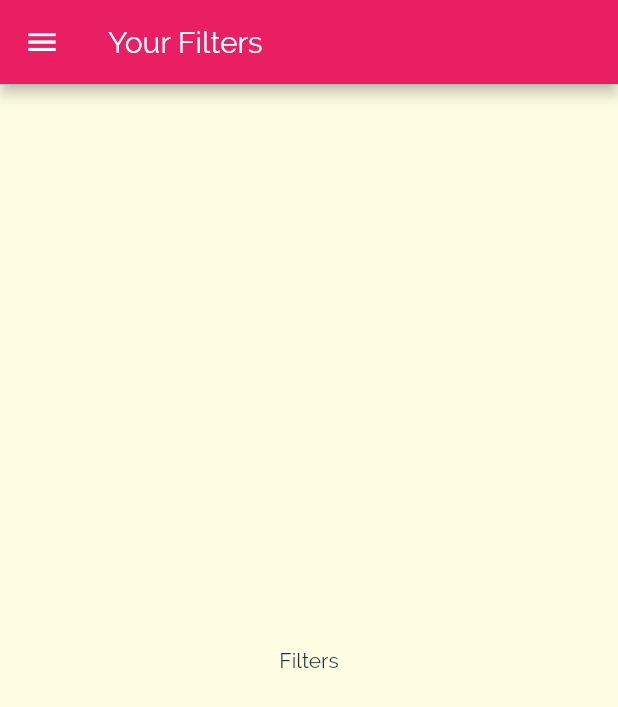
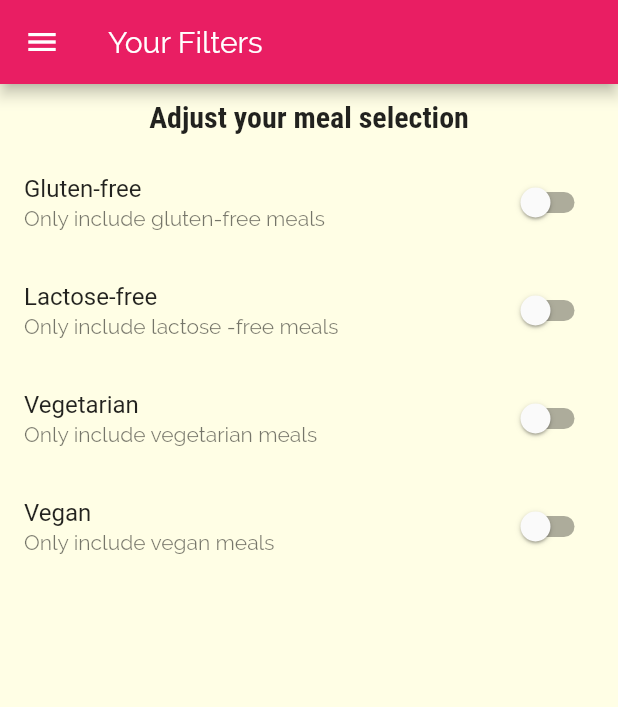
Before and after one commit to sanghaiakshay/meals_app, a Flutter app: the FiltersScreen screen opened by its route, on a phone screen of 412 x 824 dp. Shown: the top 707 px of the screen. Run offline on Flutter 3.47's test engine with Material 2 defaults, Android fonts, the phone set to English and light mode, and no system bars.

Commit message:
add filter switches

```diff
--- a/lib/screens/filters_screen.dart
+++ b/lib/screens/filters_screen.dart
@@ -1,8 +1,35 @@
 import 'package:flutter/material.dart';
 import 'package:meals_app/widgets/main_drawer.dart';
 
-class FiltersScreen extends StatelessWidget {
+class FiltersScreen extends StatefulWidget {
   static const routeName = '/filters';
+
+  @override
+  _FiltersScreenState createState() => _FiltersScreenState();
+}
+
+class _FiltersScreenState extends State<FiltersScreen> {
+  bool _glutenFree = false;
+  bool _vegetarian = false;
+  bool _vegan = false;
+  bool _lactoseFree = false;
+
+  Widget _buildSwitchListTile(
+    String title,
+    String description,
+    bool currentValue,
+    Function updateValue,
+  ) {
+    return SwitchListTile(
+      title: Text(title),
+      value: currentValue,
+      subtitle: Text(
+        description,
+      ),
+      onChanged: updateValue,
+    );
+  }
+
   @override
   Widget build(BuildContext context) {
     return Scaffold(
@@ -10,8 +37,70 @@ class FiltersScreen extends StatelessWidget {
       appBar: AppBar(
         title: Text('Your Filters'),
       ),
-      body: Center(
-        child: Text("Filters"),
+      body: Column(
+        children: [
+          Container(
+            padding: EdgeInsets.all(10),
+            child: Text(
+              "Adjust your meal selection",
+              style: Theme.of(context).textTheme.headline6,
+            ),
+          ),
+          Expanded(
+            child: ListView(
+              children: [
+                _buildSwitchListTile(
+                  'Gluten-free',
+                  'Only include gluten-free meals',
+                  _glutenFree,
+                  (newValue) {
+                    setState(
+                      () {
+                        _glutenFree = newValue;
+                      },
+                    );
+                  },
+                ),
+                _buildSwitchListTile(
+                  'Lactose-free',
+                  'Only include lactose -free meals',
+                  _lactoseFree,
+                  (newValue) {
+                    setState(
+                      () {
+                        _lactoseFree = newValue;
+                      },
+                    );
+                  },
+                ),
+                _buildSwitchListTile(
+                  'Vegetarian',
+                  'Only include vegetarian meals',
+                  _vegetarian,
+                  (newValue) {
+                    setState(
+                      () {
+                        _vegetarian = newValue;
+                      },
+                    );
+                  },
+                ),
+                _buildSwitchListTile(
+                  'Vegan',
+                  'Only include vegan meals',
+                  _vegan,
+                  (newValue) {
+                    setState(
+                      () {
+                        _vegan = newValue;
+                      },
+                    );
+                  },
+                ),
+              ],
+            ),
+          ),
+        ],
       ),
     );
   }
```
